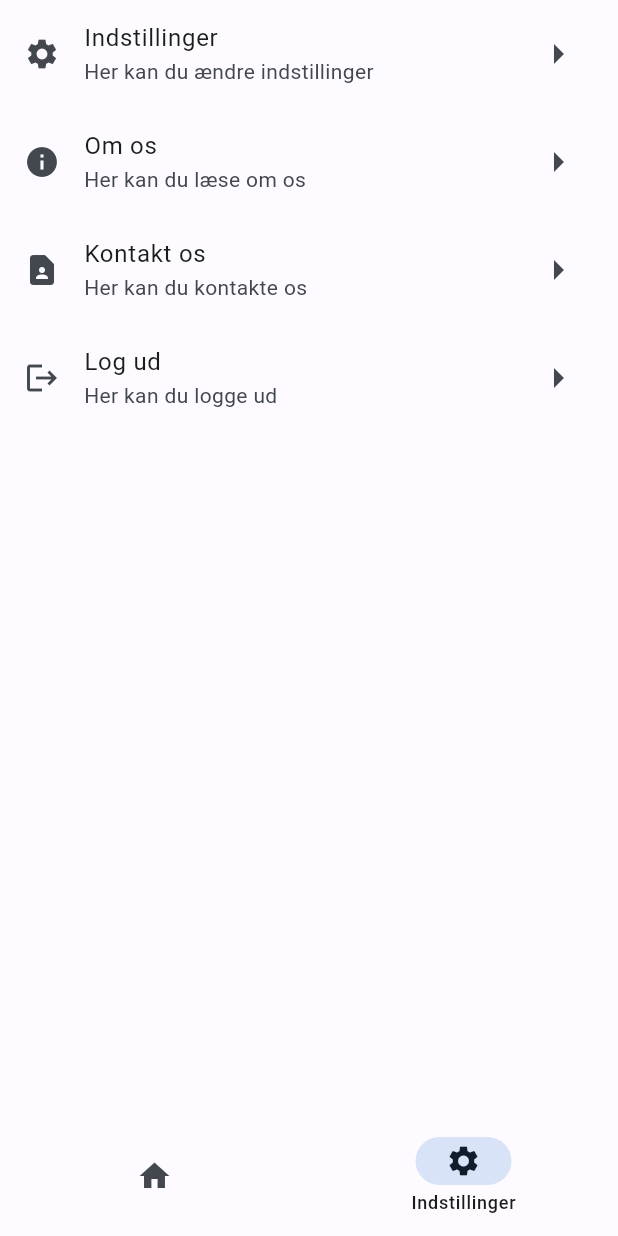
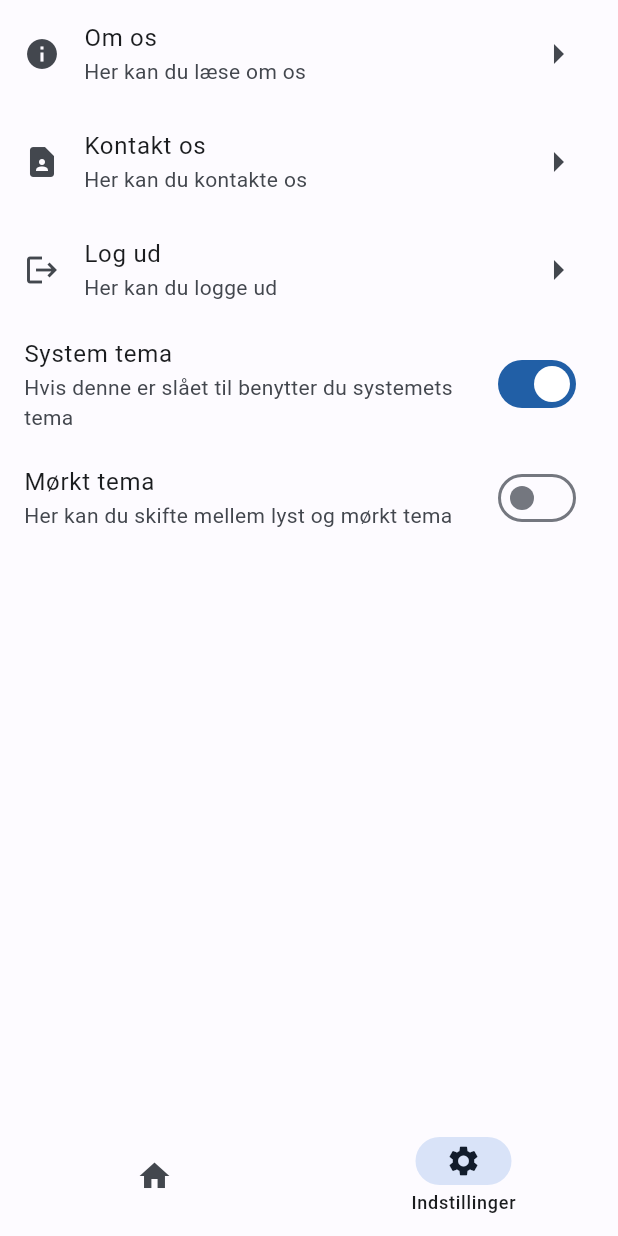
Before and after one commit to famasmaster78/elektriker-flutter, a Flutter app: the screen it shows after launch, item 2 of the bottom bar chosen, after a tap on "Om os", on a phone screen of 412 x 824 dp. Run offline on Flutter 3.47's test engine with Material 2 defaults, Android fonts, the phone set to English and light mode, and no system bars; missing offline and left inert: flutter_math_fork.

Commit message:
Provider

```diff
--- a/lib/main.dart
+++ b/lib/main.dart
@@ -1,11 +1,20 @@
 import 'package:elektriker_app/pages/settings.dart';
 import 'package:elektriker_app/pages/home.dart';
+import 'package:elektriker_app/state/settingsModel.dart';
 
 import 'package:elektriker_app/theme/color_schemes.g.dart';
 import 'package:flutter/material.dart';
+import 'package:provider/provider.dart';
+
+// Create extension method for checking if the platform is dark
+extension Darkmode on BuildContext {
+  bool get isDarkMode => Theme.of(this).brightness == Brightness.dark;
+}
 
 void main() {
-  runApp(const MainApp());
+  runApp(ChangeNotifierProvider(
+      create: (BuildContext context) => SettingsModel(),
+      child: const MainApp()));
 }
 
 class MainApp extends StatefulWidget {
@@ -35,7 +44,7 @@ class _MainAppState extends State<MainApp> {
       title: 'Hello World',
       theme: ThemeData(useMaterial3: true, colorScheme: lightColorScheme),
       darkTheme: ThemeData(useMaterial3: true, colorScheme: darkColorScheme),
-      themeMode: ThemeMode.system,
+      themeMode: Provider.of<SettingsModel>(context).themeMode,
       home: Scaffold(
         extendBody: true,
         bottomNavigationBar: NavigationBar(
--- a/lib/pages/home.dart
+++ b/lib/pages/home.dart
@@ -1,3 +1,4 @@
+import 'package:elektriker_app/main.dart';
 import 'package:elektriker_app/pages/formler.dart';
 import 'package:flutter/material.dart';
 
@@ -31,7 +32,9 @@ class Home extends StatelessWidget {
                     title: "Kabel dimensionering",
                     subtitle: "Her kan du dimensionere kabler",
                     icon: Icons.cable,
-                    color: const Color.fromRGBO(200, 230, 201, 1),
+                    color: !context.isDarkMode
+                        ? Colors.green[100]!
+                        : Colors.lightGreen[900]!,
                     onTap: () {
                       Navigator.push(
                         context,
@@ -45,7 +48,9 @@ class Home extends StatelessWidget {
                     title: "Formler",
                     subtitle: "Her kan du se formler",
                     icon: Icons.calculate,
-                    color: const Color.fromRGBO(187, 222, 251, 1),
+                    color: !context.isDarkMode
+                        ? Colors.blue[100]!
+                        : Colors.blueGrey[800]!,
                     onTap: () {
                       Navigator.push(
                         context,
@@ -59,7 +64,9 @@ class Home extends StatelessWidget {
                     title: "Ordbog",
                     subtitle: "Her kan du se ord forklaringer",
                     icon: Icons.book,
-                    color: const Color.fromRGBO(255, 204, 128, 1),
+                    color: !context.isDarkMode
+                        ? Colors.orange[100]!
+                        : Colors.orange[900]!,
                     onTap: () {
                       Navigator.push(
                         context,
--- a/lib/pages/settings.dart
+++ b/lib/pages/settings.dart
@@ -1,4 +1,8 @@
+import 'package:elektriker_app/main.dart';
+import 'package:elektriker_app/state/settingsModel.dart';
 import 'package:flutter/material.dart';
+import 'package:provider/provider.dart';
+import 'package:url_launcher/url_launcher.dart';
 
 class Settings extends StatelessWidget {
   const Settings({super.key});
@@ -7,8 +11,9 @@ class Settings extends StatelessWidget {
   Widget build(BuildContext context) {
     return Scaffold(
       body: Center(
-        child: ListView(children: [
-          ListTile(
+        child: Consumer<SettingsModel>(
+          builder: (context, settings, child) => ListView(children: [
+            /* ListTile(
               title: const Text("Indstillinger"),
               subtitle: const Text("Her kan du ændre indstillinger"),
               leading: const Icon(Icons.settings),
@@ -19,7 +24,7 @@ class Settings extends StatelessWidget {
               onTap: () {
                 /* Navigator.pushNamed(context, '/settings'); */
               },
-          ),
+            ), */
             ListTile(
               title: const Text("Om os"),
               subtitle: const Text("Her kan du læse om os"),
@@ -28,8 +33,13 @@ class Settings extends StatelessWidget {
                 Icons.arrow_right,
                 size: 32,
               ),
-            onTap: () {
-              /* Navigator.pushNamed(context, '/about'); */
+              onTap: () async {
+                final Uri url = Uri.parse('https://jbgaard.xyz/about');
+                if (await canLaunchUrl(url)) {
+                  launchUrl(url);
+                } else {
+                  throw Exception('Could not launch $url');
+                }
               },
             ),
             ListTile(
@@ -56,7 +66,33 @@ class Settings extends StatelessWidget {
                 /* Navigator.pushNamed(context, '/login'); */
               },
             ),
+            /* ThemeMode system toggle */
+            SwitchListTile(
+              title: const Text("System tema"),
+              subtitle: const Text(
+                  "Hvis denne er slået til benytter du systemets tema"),
+              value: settings.themeMode == ThemeMode.system,
+              onChanged: (value) {
+                value
+                    ? settings.UpdateThemeMode(ThemeMode.system)
+                    : settings.UpdateThemeMode(ThemeMode.light);
+              },
+            ),
+
+            /* ThemeMode toggle */
+            SwitchListTile(
+              title: const Text("Mørkt tema"),
+              subtitle:
+                  const Text("Her kan du skifte mellem lyst og mørkt tema"),
+              value: context.isDarkMode,
+              onChanged: (value) {
+                settings.themeMode != ThemeMode.system
+                    ? settings.ToggleThemeMode()
+                    : null;
+              },
+            ),
           ]),
+        ),
       ),
     );
   }
--- /dev/null
+++ b/lib/state/settingsModel.dart
@@ -0,0 +1,20 @@
+import 'package:flutter/cupertino.dart';
+import 'package:flutter/material.dart';
+
+class SettingsModel extends ChangeNotifier {
+  ThemeMode _themeMode = ThemeMode.system;
+  ThemeMode get themeMode => _themeMode;
+
+  // Update the theme mode and notify listeners
+  void UpdateThemeMode(ThemeMode themeMode) {
+    _themeMode = themeMode;
+    notifyListeners();
+  }
+
+  // Toggle the theme mode and notify listeners
+  void ToggleThemeMode() {
+    _themeMode =
+        _themeMode == ThemeMode.light ? ThemeMode.dark : ThemeMode.light;
+    notifyListeners();
+  }
+}
--- a/pubspec.yaml
+++ b/pubspec.yaml
@@ -13,6 +13,8 @@ dependencies:
   flutter_math_fork: ^0.7.1
   flutter_staggered_grid_view: ^0.6.2
   json_theme: ^5.0.2+6
+  provider: ^6.0.5
+  url_launcher: ^6.1.11
 
 dev_dependencies:
   flutter_test:
```
Also changed, not shown: pubspec.lock, 5 other files. Lines whose indentation alone changed are shown as unchanged.
